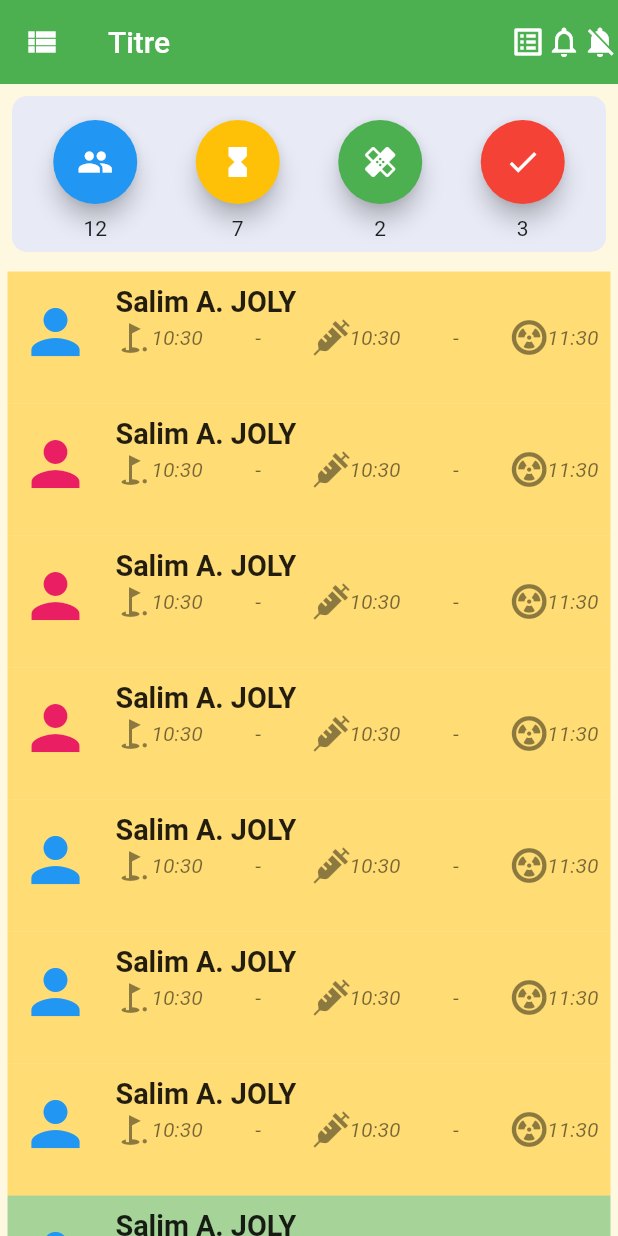
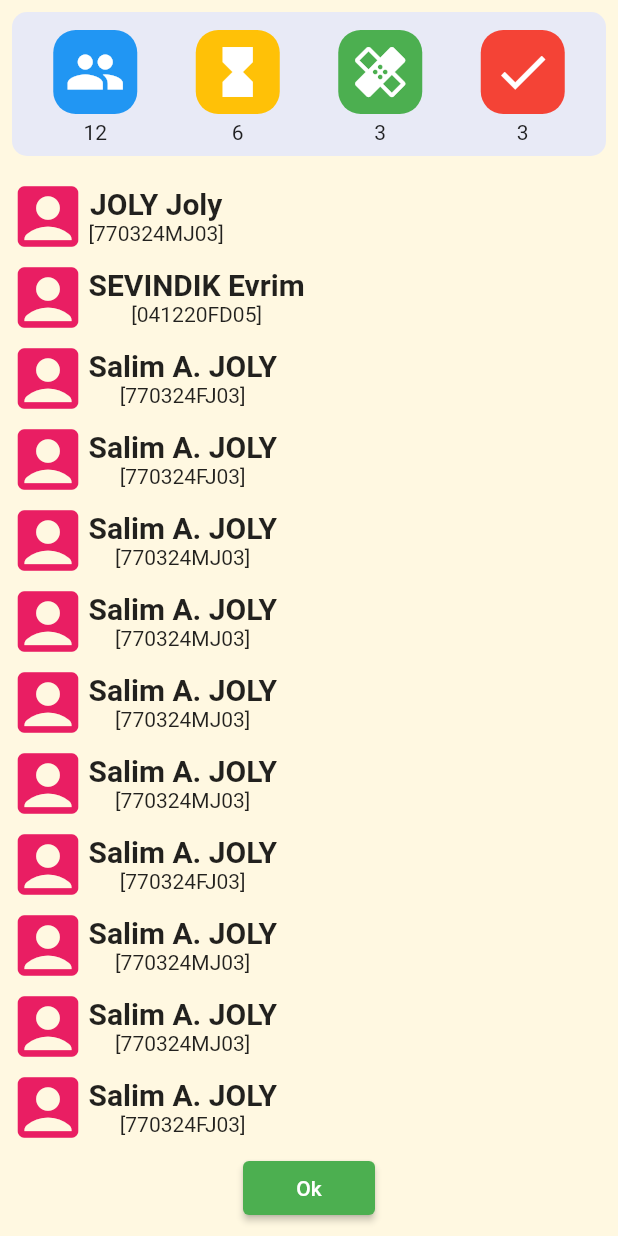
Before and after one commit to SalimBXL/anam, a Flutter app: the screen it shows after launch, on a phone screen of 412 x 824 dp. Run offline on Flutter 3.47's test engine with Material 2 defaults, Android fonts, the phone set to English and light mode, and no system bars; our stand-ins replace font_awesome_flutter.

Commit message:
on avance...

```diff
--- a/lib/classes/patient.dart
+++ b/lib/classes/patient.dart
@@ -1,24 +1,8 @@
 import 'package:anam/classes/acquisition.dart';
-import 'package:flutter/material.dart';
-
 import 'injection.dart';
 
 enum PatientStatus { all, todo, active, done }
 enum Sex { male, female }
-
-Map<PatientStatus, Color> patientStatusColor = {
-  PatientStatus.all: Colors.blue,
-  PatientStatus.todo: Colors.amber,
-  PatientStatus.active: Colors.green,
-  PatientStatus.done: Colors.red
-};
-
-Map<PatientStatus, Icon> patientStatusIcon = {
-  PatientStatus.all: Icon(Icons.people),
-  PatientStatus.todo: Icon(Icons.hourglass_full),
-  PatientStatus.active: Icon(Icons.healing),
-  PatientStatus.done: Icon(Icons.done),
-};
 
 class Patient {
   Patient(this._npp, this._fullname, this._status) {
--- a/lib/classes/patients_of_the_day.dart
+++ b/lib/classes/patients_of_the_day.dart
@@ -4,8 +4,8 @@ class PatientsOfTheDay {
   PatientStatus _statusToShow = PatientStatus.all;
 
   List<Patient> _patients = [
-    Patient("770324MJ03", "Salim A. JOLY", PatientStatus.todo),
-    Patient("770324FJ03", "Salim A. JOLY", PatientStatus.todo),
+    Patient("770324MJ03", "JOLY Joly", PatientStatus.todo),
+    Patient("041220FD05", "SEVINDIK Evrim", PatientStatus.active),
     Patient("770324FJ03", "Salim A. JOLY", PatientStatus.todo),
     Patient("770324FJ03", "Salim A. JOLY", PatientStatus.todo),
     Patient("770324MJ03", "Salim A. JOLY", PatientStatus.todo),
--- a/lib/main.dart
+++ b/lib/main.dart
@@ -3,7 +3,7 @@ import 'package:anam/screens/dashboard.dart';
 import 'package:anam/screens/injection.dart';
 import 'package:anam/screens/patient_details.dart';
 import 'package:anam/screens/patient_sheet.dart';
-import 'package:anam/widgets/title_section.dart';
+import 'package:anam/widgets/theme.dart';
 import 'package:flutter/material.dart';
 
 void main() => runApp(Anam());
@@ -14,42 +14,15 @@ class Anam extends StatelessWidget {
   @override
   Widget build(BuildContext context) {
     return MaterialApp(
-      theme: ThemeData(
-        primaryColor: Colors.green,
-        scaffoldBackgroundColor: Colors.amber.shade50,
-        accentColor: Colors.amber,
-        buttonTheme: ButtonThemeData(
-          buttonColor: Colors.green,
-          textTheme: ButtonTextTheme.primary,
-        ),
-        textTheme: TextTheme(
-          bodyText1: TextStyle(
-            color: Colors.green,
-          ),
-        ),
-      ),
-      home: Scaffold(
-        appBar: AppBar(
-          leading: Icon(Icons.view_list),
-          title: TitleSection(title: 'Titre'),
-          elevation: 0.0,
-          actions: <Widget>[
-            Icon(Icons.list_alt),
-            Icon(Icons.notifications_none),
-            Icon(Icons.notifications_off),
-          ],
-        ),
-        body: SafeArea(
-          child: Padding(
-            padding: EdgeInsets.all(0),
-            child: Dashboard(),
-            //child: PatientSheet(),
-            //child: PatientDetails(),
-            //child: Injection(),
-            //child: Acquisition(),
-          ),
-        ),
-      ),
+      theme: theme(),
+      initialRoute: '/dashboard',
+      routes: {
+        '/${Dashboard().pageName}': (context) => Dashboard(),
+        '/${PatientSheet().pageName}': (context) => PatientSheet(),
+        '/${PatientDetails().pageName}': (context) => PatientDetails(),
+        '/${Injection().pageName}': (context) => Injection(),
+        '/${Acquisition().pageName}': (context) => Acquisition(),
+      },
     );
   }
 }
--- a/lib/screens/dashboard.dart
+++ b/lib/screens/dashboard.dart
@@ -1,4 +1,5 @@
 import 'package:anam/classes/patients_of_the_day.dart';
+import 'package:anam/widgets/button_ok.dart';
 import 'package:anam/widgets/patients_list.dart';
 import 'package:flutter/material.dart';
 import 'package:anam/classes/patient.dart';
@@ -6,8 +7,24 @@ import 'package:anam/widgets/dashboard_button.dart';
 
 PatientsOfTheDay patients = PatientsOfTheDay();
 
+Map<PatientStatus, Color> patientStatusColor = {
+  PatientStatus.all: Colors.blue,
+  PatientStatus.todo: Colors.amber,
+  PatientStatus.active: Colors.green,
+  PatientStatus.done: Colors.red
+};
+
+Map<PatientStatus, IconData> patientStatusIcon = {
+  PatientStatus.all: Icons.people,
+  PatientStatus.todo: Icons.hourglass_full,
+  PatientStatus.active: Icons.healing,
+  PatientStatus.done: Icons.done,
+};
+
 class Dashboard extends StatefulWidget {
   Dashboard({Key key}) : super(key: key);
+
+  final String pageName = 'dashboard';
 
   @override
   _DashboardState createState() => _DashboardState();
@@ -16,7 +33,11 @@ class Dashboard extends StatefulWidget {
 class _DashboardState extends State<Dashboard> {
   @override
   Widget build(BuildContext context) {
-    return Column(
+    return Scaffold(
+      body: SafeArea(
+        child: Padding(
+          padding: EdgeInsets.all(0),
+          child: Column(
             children: <Widget>[
               Container(
                 decoration: BoxDecoration(
@@ -36,54 +57,69 @@ class _DashboardState extends State<Dashboard> {
                           patients
                               .getPatientsWithStatus(PatientStatus.active)
                               .length +
-                    patients.getPatientsWithStatus(PatientStatus.done).length),
+                          patients
+                              .getPatientsWithStatus(PatientStatus.done)
+                              .length),
                       color: patientStatusColor[PatientStatus.all],
                       action: () {
                         setState(() {
                           patients.statusToShow = PatientStatus.all;
                         });
                       },
-                status: PatientStatus.all,
+                      statusIcon: patientStatusIcon[PatientStatus.all],
                     ),
                     DashboardButton(
-                listLength:
-                    patients.getPatientsWithStatus(PatientStatus.todo).length,
+                      listLength: patients
+                          .getPatientsWithStatus(PatientStatus.todo)
+                          .length,
                       color: patientStatusColor[PatientStatus.todo],
                       action: () {
                         setState(() {
                           patients.statusToShow = PatientStatus.todo;
                         });
                       },
-                status: PatientStatus.todo,
+                      statusIcon: patientStatusIcon[PatientStatus.todo],
                     ),
                     DashboardButton(
-                listLength:
-                    patients.getPatientsWithStatus(PatientStatus.active).length,
+                      listLength: patients
+                          .getPatientsWithStatus(PatientStatus.active)
+                          .length,
                       color: patientStatusColor[PatientStatus.active],
                       action: () {
                         setState(() {
                           patients.statusToShow = PatientStatus.active;
                         });
                       },
-                status: PatientStatus.active,
+                      statusIcon: patientStatusIcon[PatientStatus.active],
                     ),
                     DashboardButton(
                       // PATIENTS DONE
-                listLength:
-                    patients.getPatientsWithStatus(PatientStatus.done).length,
+                      listLength: patients
+                          .getPatientsWithStatus(PatientStatus.done)
+                          .length,
                       color: patientStatusColor[PatientStatus.done],
                       action: () {
                         setState(() {
                           patients.statusToShow = PatientStatus.done;
                         });
                       },
-                status: PatientStatus.done,
+                      statusIcon: patientStatusIcon[PatientStatus.done],
                     ),
                   ],
                 ),
               ),
-        Expanded(child: PatientList(status: patients.statusToShow)),
+              Expanded(
+                child: PatientList(
+                  status: patients.statusToShow,
+                ),
+              ),
+              ButtonOk(action: () {
+                Navigator.pushNamed(context, '/patientSheet');
+              })
             ],
+          ),
+        ),
+      ),
     );
   }
 }
--- a/lib/widgets/card_bloc.dart
+++ b/lib/widgets/card_bloc.dart
@@ -6,21 +6,22 @@ const double internalSpace = 8;
 const double roundBorderRadius = 15;
 
 class CardBloc extends StatelessWidget {
-  CardBloc({this.content});
+  CardBloc({this.child, this.color});
 
-  final Widget content;
+  final Widget child;
+  final Color color;
 
   @override
   Widget build(BuildContext context) {
     return Container(
       decoration: BoxDecoration(
         borderRadius: BorderRadius.circular(roundBorderRadius),
-        color: backgroundColor,
+        color: this.color == null ? backgroundColor : this.color,
       ),
       margin: EdgeInsets.symmetric(
           horizontal: externalSpace, vertical: externalSpace / 2),
       padding: EdgeInsets.all(internalSpace),
-      child: this.content,
+      child: this.child,
     );
   }
 }
--- a/lib/widgets/dashboard_button.dart
+++ b/lib/widgets/dashboard_button.dart
@@ -1,24 +1,24 @@
-import 'package:anam/classes/patient.dart';
+import 'package:anam/widgets/card_bloc.dart';
 import 'package:flutter/material.dart';
 
 class DashboardButton extends StatelessWidget {
-  DashboardButton({this.listLength, this.color, this.action, this.status});
+  DashboardButton({this.listLength, this.color, this.action, this.statusIcon});
 
   final int listLength;
   final Color color;
   final Function action;
-  final PatientStatus status;
+  final IconData statusIcon;
 
   Widget build(BuildContext context) {
     return Column(
-      children: <Widget>[
-        Padding(
-          padding: const EdgeInsets.all(8.0),
-          child: FloatingActionButton(
-            onPressed: this.action,
-            child: patientStatusIcon[this.status],
-            backgroundColor: this.color,
-            foregroundColor: Colors.white,
+      children: [
+        CardBloc(
+          color: this.color,
+          //onPressed: this.action,
+          child: Icon(
+            this.statusIcon,
+            color: Colors.white,
+            size: 40,
           ),
         ),
         Text(
--- a/lib/widgets/patient_list_tile.dart
+++ /dev/null
@@ -1,133 +0,0 @@
-import 'package:anam/classes/patient.dart';
-import 'package:anam/main.dart';
-import 'package:flutter/material.dart';
-import 'package:flutter/rendering.dart';
-import 'package:font_awesome_flutter/font_awesome_flutter.dart';
-import 'package:rflutter_alert/rflutter_alert.dart';
-
-const double iconSize = 48;
-const Color iconColorMale = Colors.blue;
-const Color iconColorFemale = Colors.pink;
-
-class PatientListTile extends StatelessWidget {
-  PatientListTile({@required this.patient});
-
-  final Patient patient;
-
-  @override
-  Widget build(BuildContext context) {
-    return ListTile(
-      contentPadding: EdgeInsets.symmetric(vertical: 0, horizontal: 8),
-      tileColor: patientStatusColor[patient.status].withOpacity(0.5),
-      leading: Icon(
-        Icons.person,
-        size: iconSize,
-        color: patient.isFemale ? iconColorFemale : iconColorMale,
-      ),
-      title: Text(
-        patient.fullname,
-        style: TextStyle(
-          fontSize: iconSize / 2.5,
-          fontWeight: FontWeight.bold,
-        ),
-      ),
-      subtitle: patientDataLine(patient),
-      isThreeLine: true,
-      onTap: () {},
-      onLongPress: () => alertBox(context, patient).show(),
-    );
-  }
-}
-
-Alert alertBox(BuildContext context, Patient patient) {
-  return Alert(
-    context: context,
-    title: "${patient.fullname}",
-    desc: "[${patient.npp}]\n"
-        "Wanted Time :  \n"
-        "Injection Time : \n"
-        "Camera Time :  \n",
-  );
-}
-
-String formatTime(DateTime time) =>
-    '${addZero(time.hour)}:${addZero(time.minute)}';
-
-Row patientDataLine(Patient patient) {
-  return Row(
-    mainAxisAlignment: MainAxisAlignment.spaceBetween,
-    children: <Widget>[
-      Row(
-        children: [
-          Icon(Icons.golf_course),
-          textAccueilValue(patient),
-        ],
-      ),
-      Text(' - '),
-      Row(
-        children: [
-          Icon(FontAwesomeIcons.syringe),
-          textInjectionValue(patient),
-        ],
-      ),
-      Text(' - '),
-      Row(
-        children: [
-          Icon(FontAwesomeIcons.radiationAlt),
-          textAcquisitionValue(patient),
-        ],
-      ),
-    ],
-  );
-}
-
-Text textAccueilValue(Patient patient) {
-  TextStyle style;
-  String value;
-  if (patient.injection.injectionReal == null ||
-      patient.injection.injectionReal.toString().length < 3) {
-    value = formatTime(patient.injection.injectionScheduled);
-    style = TextStyle(fontStyle: FontStyle.italic);
-  } else {
-    value = formatTime(patient.injection.injectionReal);
-    style = TextStyle(fontStyle: FontStyle.normal);
-  }
-  return Text(
-    value,
-    style: style,
-  );
-}
-
-Text textInjectionValue(Patient patient) {
-  TextStyle style;
-  String value;
-  if (patient.injection.injectionReal == null ||
-      patient.injection.injectionReal.toString().length < 3) {
-    value = formatTime(patient.injection.injectionScheduled);
-    style = TextStyle(fontStyle: FontStyle.italic);
-  } else {
-    value = formatTime(patient.injection.injectionReal);
-    style = TextStyle(fontStyle: FontStyle.normal);
-  }
-  return Text(
-    value,
-    style: style,
-  );
-}
-
-Text textAcquisitionValue(Patient patient) {
-  TextStyle style;
-  String value;
-  if (patient.acquisition.timeReal == null ||
-      patient.acquisition.timeReal.toString().length < 3) {
-    value = formatTime(patient.acquisition.timeScheduled);
-    style = TextStyle(fontStyle: FontStyle.italic);
-  } else {
-    value = formatTime(patient.acquisition.timeReal);
-    style = TextStyle(fontStyle: FontStyle.normal);
-  }
-  return Text(
-    value,
-    style: style,
-  );
-}
--- a/lib/widgets/patient_name_bloc.dart
+++ b/lib/widgets/patient_name_bloc.dart
@@ -35,7 +35,7 @@ class PatientNameBloc extends StatelessWidget {
                 ),
               ],
             ),
-            Text(this.nppPatient),
+            Text('[${this.nppPatient}]'),
           ],
         )
       ],
--- a/lib/widgets/patients_list.dart
+++ b/lib/widgets/patients_list.dart
@@ -1,6 +1,7 @@
 import 'package:anam/classes/patient.dart';
 import 'package:anam/screens/dashboard.dart';
-import 'package:anam/widgets/patient_list_tile.dart';
+import 'package:anam/screens/patient_sheet.dart';
+import 'package:anam/widgets/patient_name_bloc.dart';
 import 'package:flutter/material.dart';
 
 const double padding = 5;
@@ -14,10 +15,18 @@ class PatientList extends StatelessWidget {
   Widget build(BuildContext context) {
     List<Patient> _patientsList = patients.getPatientsWithStatus(this.status);
     return ListView.builder(
-      padding: const EdgeInsets.all(padding),
-      itemCount: _patientsList.length,
-      itemBuilder: (BuildContext context, int index) =>
-          PatientListTile(patient: _patientsList[index]),
-    );
+        padding: const EdgeInsets.all(padding),
+        itemCount: _patientsList.length,
+        itemBuilder: (BuildContext context, int index) {
+          return GestureDetector(
+            onTap: () {
+              //Navigator.pushNamed(context, '/${PatientSheet().pageName}');
+            },
+            child: PatientNameBloc(
+              nomPatient: _patientsList[index].fullname,
+              nppPatient: _patientsList[index].npp,
+            ),
+          );
+        });
   }
 }
--- /dev/null
+++ b/lib/widgets/theme.dart
@@ -0,0 +1,18 @@
+import 'package:flutter/material.dart';
+
+ThemeData theme() {
+  return ThemeData(
+    primaryColor: Colors.green,
+    scaffoldBackgroundColor: Colors.amber.shade50,
+    accentColor: Colors.amber,
+    buttonTheme: ButtonThemeData(
+      buttonColor: Colors.green,
+      textTheme: ButtonTextTheme.primary,
+    ),
+    textTheme: TextTheme(
+      bodyText1: TextStyle(
+        color: Colors.green,
+      ),
+    ),
+  );
+}
```
Also changed, not shown: lib/screens/acquisition.dart (+20 -9 lines), lib/screens/injection.dart (+19 -8 lines), lib/screens/patient_details.dart (+17 -7 lines), lib/screens/patient_sheet.dart (+26 -12 lines). Lines whose indentation alone changed are shown as unchanged.
